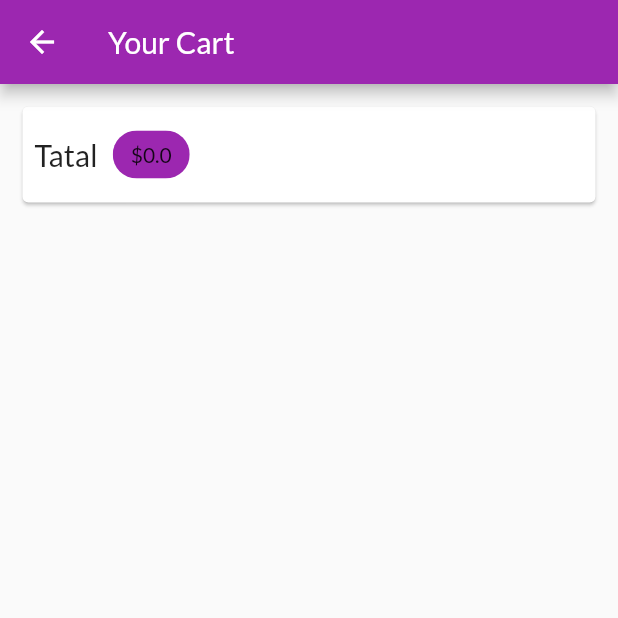
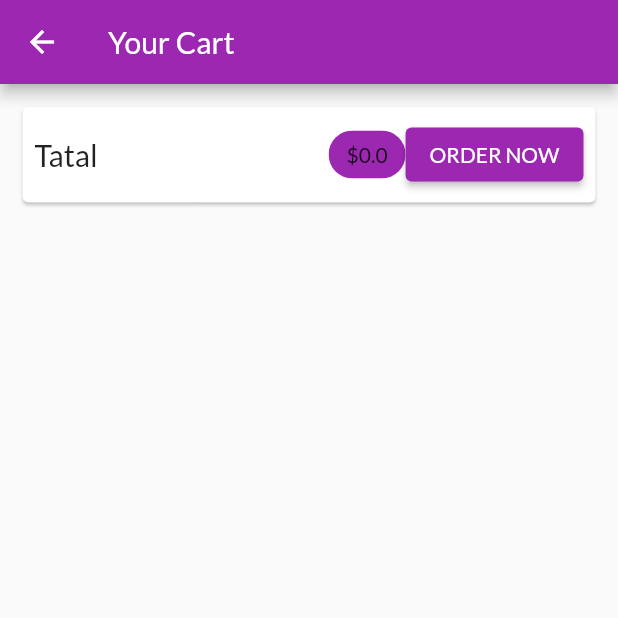
Before and after one commit to km2223/shop, a Flutter app: the CartScreen screen opened by its route, on a phone screen of 412 x 824 dp, the top half of it. Run offline on Flutter 3.47's test engine with Material 2 defaults, Android fonts, the phone set to English and light mode, and no system bars; missing offline and left inert: dart:ffi; network calls fail.

```diff
--- /dev/null
+++ b/lib/provvider/orders.dart
@@ -0,0 +1,25 @@
+import 'package:flutter/material.dart';
+import 'package:shop/widgets/cart_item.dart';
+
+
+class OrderItem {
+  final String id;
+  final double amount;
+   final List<CartItem>product;
+   final DateTime dateTime;
+
+  OrderItem({required this.id, required this.amount, required this.product,required this.dateTime});
+
+}
+class Orders with ChangeNotifier{
+  List<OrderItem>_orders=[];
+  List<OrderItem> get orders{
+    return [..._orders];
+  }
+  void addOrder(List<CartItem> cartProduct,double total){
+    _orders.insert(0, OrderItem(id: DateTime.now().toString(), amount: total, product: cartProduct, dateTime: DateTime.now()));
+    notifyListeners();
+
+  }
+
+}
--- a/lib/screens/cart_screen.dart
+++ b/lib/screens/cart_screen.dart
@@ -1,36 +1,63 @@
 import 'package:flutter/material.dart';
 import 'package:provider/provider.dart';
-import 'package:shop/provvider/cart.dart';
+import 'package:shop/provvider/cart.dart' show Cart;
+import 'package:shop/provvider/orders.dart';
+import '../widgets/cart_item.dart' ;
+class CartScreen extends StatelessWidget {
+   static  const  nameRoute='/cart';
 
-class CartScreen extends StatelessWidget {
   const CartScreen({super.key});
-   static  const  nameRoute='/cart';
 
 
   @override
   Widget build(BuildContext context) {
     final cart=Provider.of<Cart>(context);
+
     return Scaffold(
       appBar:AppBar(
-        title: Text("Your Cart"),
+        title: const Text("Your Cart"),
       ),
       body:Column(
         children: [
           Card(
-            margin:EdgeInsets.all(15),
-            child:Padding(padding: EdgeInsets.all(8),
+            margin:const EdgeInsets.all(15),
+            child:Padding(padding: const EdgeInsets.all(8),
             child: Row(
+              mainAxisAlignment: MainAxisAlignment.spaceBetween,
               children: [
-                Text('Tatal',style: TextStyle(
+                const Text('Tatal',style: TextStyle(
                   fontSize: 20,
                 ),
                 ),
-                SizedBox(width: 10,),
-                Chip(label: Text('\$${cart.totalAmount.toString()}'),backgroundColor:Theme.of(context).primaryColor,)
+                const SizedBox(width: 10,),
+                const Spacer(),
+                Chip(label: Text('\$${cart.totalAmount.toString()}',
+                style: const TextStyle(
+
+                ),
+                ),
+
+                backgroundColor:Theme.of(context).primaryColor,
+
+                ),
+                ElevatedButton(child: const Text('ORDER NOW'),
+                onPressed: () {
+/*                   Provider.of<Orders>(context).addOrder(cart.items.values.toList(),
+                   cart.totalAmount); */
+                   cart.clear();
+                },)
               ],
             ),
             ),
-          )
+          ),
+          Expanded( child: ListView.builder(
+             itemCount: cart.items.length,
+             itemBuilder: (context, index) => CartItem(
+               productId: cart.items.keys.toList()[index],
+              id: cart.items.values.toList()[index].id,
+               price: cart.items.values.toList()[index].price,
+               title: cart.items.values.toList()[index].title,
+               quantity: cart.items.values.toList()[index].quantity),))
         ],
       ),
     );
--- a/lib/screens/product_overview_screen.dart
+++ b/lib/screens/product_overview_screen.dart
@@ -4,6 +4,7 @@ import 'package:shop/provvider/cart.dart';
 import 'package:shop/provvider/product.dart';
 import 'package:shop/provvider/products.dart';
 import 'package:shop/screens/cart_screen.dart';
+import 'package:shop/widgets/app_drawer.dart';
 import 'package:shop/widgets/badge.dart';
 import 'package:shop/widgets/product_Item.dart';
 
@@ -64,7 +65,7 @@ final List<Product> loadedProduct=[
 
       ],
       ),
-
+      drawer: AppDrawer(),
       body:ProductGrid(_showOnlyFavorite),
 
     );
--- a/lib/widgets/products_grid.dart
+++ b/lib/widgets/products_grid.dart
@@ -3,7 +3,6 @@ import 'package:provider/provider.dart';
 import 'package:shop/provvider/products.dart';
 import 'package:shop/widgets/product_Item.dart';
 
-import '../provvider/product.dart';
 
 class ProductGrid extends StatelessWidget {
 
--- a/pubspec.yaml
+++ b/pubspec.yaml
@@ -37,6 +37,7 @@ dependencies:
   # Use with the CupertinoIcons class for iOS style icons.
   cupertino_icons: ^1.0.2
   provider: ^6.0.5
+  intl: ^0.18.0
 
 dev_dependencies:
   flutter_test:
```
Also changed, not shown: lib/main.dart (+9 -4 lines), lib/provvider/cart.dart (+8 -0 lines), lib/screens/orders_screen.dart (added, +20 -0 lines), lib/widgets/app_drawer.dart (added, +38 -0 lines), lib/widgets/cart_item.dart (added, +60 -0 lines), lib/widgets/orders_item.dart (added, +28 -0 lines), lib/widgets/product_detail_screen.dart (+25 -0 lines), pubspec.lock.
